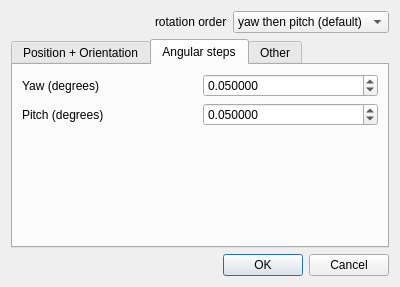
Above: qCC/ui_templates/gblSensorProjectDlg.ui from CloudCompare/CloudCompare before the change. Below: the same form after it.
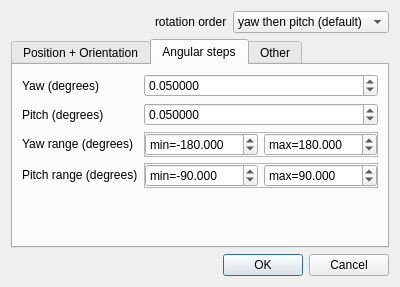
That is the form after the change. The open tabs and pages were chosen to show the change.

Commit message: The user can now see and edit the angular ranges when editing or creating a TLS sensor

```diff
--- a/qCC/ui_templates/gblSensorProjectDlg.ui
+++ b/qCC/ui_templates/gblSensorProjectDlg.ui
@@ -233,10 +233,8 @@
       <attribute name="title">
        <string>Angular steps</string>
       </attribute>
-      <layout class="QVBoxLayout">
-       <item>
-        <layout class="QHBoxLayout">
-         <item>
+      <layout class="QFormLayout" name="formLayout">
+       <item row="0" column="0">
           <widget class="QLabel" name="label_9">
            <property name="toolTip">
             <string>Rotation around the vertical axis</string>
@@ -246,7 +244,7 @@
            </property>
           </widget>
          </item>
-         <item>
+       <item row="0" column="1">
           <widget class="QDoubleSpinBox" name="yawStepSpinBox">
            <property name="decimals">
             <number>6</number>
@@ -262,11 +260,7 @@
            </property>
           </widget>
          </item>
-        </layout>
-       </item>
-       <item>
-        <layout class="QHBoxLayout">
-         <item>
+       <item row="1" column="0">
           <widget class="QLabel" name="label_10">
            <property name="toolTip">
             <string>Rotation around the lateral axis</string>
@@ -276,7 +270,7 @@
            </property>
           </widget>
          </item>
-         <item>
+       <item row="1" column="1">
           <widget class="QDoubleSpinBox" name="pitchStepSpinBox">
            <property name="decimals">
             <number>6</number>
@@ -292,9 +286,7 @@
            </property>
           </widget>
          </item>
-        </layout>
-       </item>
-       <item>
+       <item row="4" column="0">
         <spacer>
          <property name="orientation">
           <enum>Qt::Vertical</enum>
@@ -307,6 +299,144 @@
          </property>
         </spacer>
        </item>
+       <item row="2" column="0">
+        <widget class="QLabel" name="label_3">
+         <property name="text">
+          <string>Yaw range (degrees)</string>
+         </property>
+        </widget>
+       </item>
+       <item row="2" column="1">
+        <widget class="QFrame" name="thetaRangeFrame">
+         <property name="frameShape">
+          <enum>QFrame::Shape::StyledPanel</enum>
+         </property>
+         <property name="frameShadow">
+          <enum>QFrame::Shadow::Raised</enum>
+         </property>
+         <layout class="QHBoxLayout" name="horizontalLayout">
+          <property name="leftMargin">
+           <number>0</number>
+          </property>
+          <property name="topMargin">
+           <number>0</number>
+          </property>
+          <property name="rightMargin">
+           <number>0</number>
+          </property>
+          <property name="bottomMargin">
+           <number>0</number>
+          </property>
+          <item>
+           <widget class="QDoubleSpinBox" name="minThetaDoubleSpinBox">
+            <property name="prefix">
+             <string>min=</string>
+            </property>
+            <property name="decimals">
+             <number>3</number>
+            </property>
+            <property name="minimum">
+             <double>-360.000000000000000</double>
+            </property>
+            <property name="maximum">
+             <double>360.000000000000000</double>
+            </property>
+            <property name="value">
+             <double>-180.000000000000000</double>
+            </property>
+           </widget>
+          </item>
+          <item>
+           <widget class="QDoubleSpinBox" name="maxThetaDoubleSpinBox">
+            <property name="prefix">
+             <string>max=</string>
+            </property>
+            <property name="decimals">
+             <number>3</number>
+            </property>
+            <property name="minimum">
+             <double>-360.000000000000000</double>
+            </property>
+            <property name="maximum">
+             <double>360.000000000000000</double>
+            </property>
+            <property name="value">
+             <double>180.000000000000000</double>
+            </property>
+           </widget>
+          </item>
+         </layout>
+        </widget>
+       </item>
+       <item row="3" column="0">
+        <widget class="QLabel" name="label_4">
+         <property name="text">
+          <string>Pitch range (degrees)</string>
+         </property>
+        </widget>
+       </item>
+       <item row="3" column="1">
+        <widget class="QFrame" name="phiRangeFrame">
+         <property name="frameShape">
+          <enum>QFrame::Shape::StyledPanel</enum>
+         </property>
+         <property name="frameShadow">
+          <enum>QFrame::Shadow::Raised</enum>
+         </property>
+         <layout class="QHBoxLayout" name="horizontalLayout_2">
+          <property name="leftMargin">
+           <number>0</number>
+          </property>
+          <property name="topMargin">
+           <number>0</number>
+          </property>
+          <property name="rightMargin">
+           <number>0</number>
+          </property>
+          <property name="bottomMargin">
+           <number>0</number>
+          </property>
+          <item>
+           <widget class="QDoubleSpinBox" name="minPhiDoubleSpinBox">
+            <property name="prefix">
+             <string>min=</string>
+            </property>
+            <property name="decimals">
+             <number>3</number>
+            </property>
+            <property name="minimum">
+             <double>-360.000000000000000</double>
+            </property>
+            <property name="maximum">
+             <double>360.000000000000000</double>
+            </property>
+            <property name="value">
+             <double>-90.000000000000000</double>
+            </property>
+           </widget>
+          </item>
+          <item>
+           <widget class="QDoubleSpinBox" name="maxPhiDoubleSpinBox">
+            <property name="prefix">
+             <string>max=</string>
+            </property>
+            <property name="decimals">
+             <number>3</number>
+            </property>
+            <property name="minimum">
+             <double>-360.000000000000000</double>
+            </property>
+            <property name="maximum">
+             <double>360.000000000000000</double>
+            </property>
+            <property name="value">
+             <double>90.000000000000000</double>
+            </property>
+           </widget>
+          </item>
+         </layout>
+        </widget>
+       </item>
       </layout>
      </widget>
      <widget class="QWidget" name="tabOther">
```
Left out of the diff: 14 changed lines with no effect on the pictures. Lines whose indentation alone changed are shown as unchanged. The commit also changes 2 other files.
